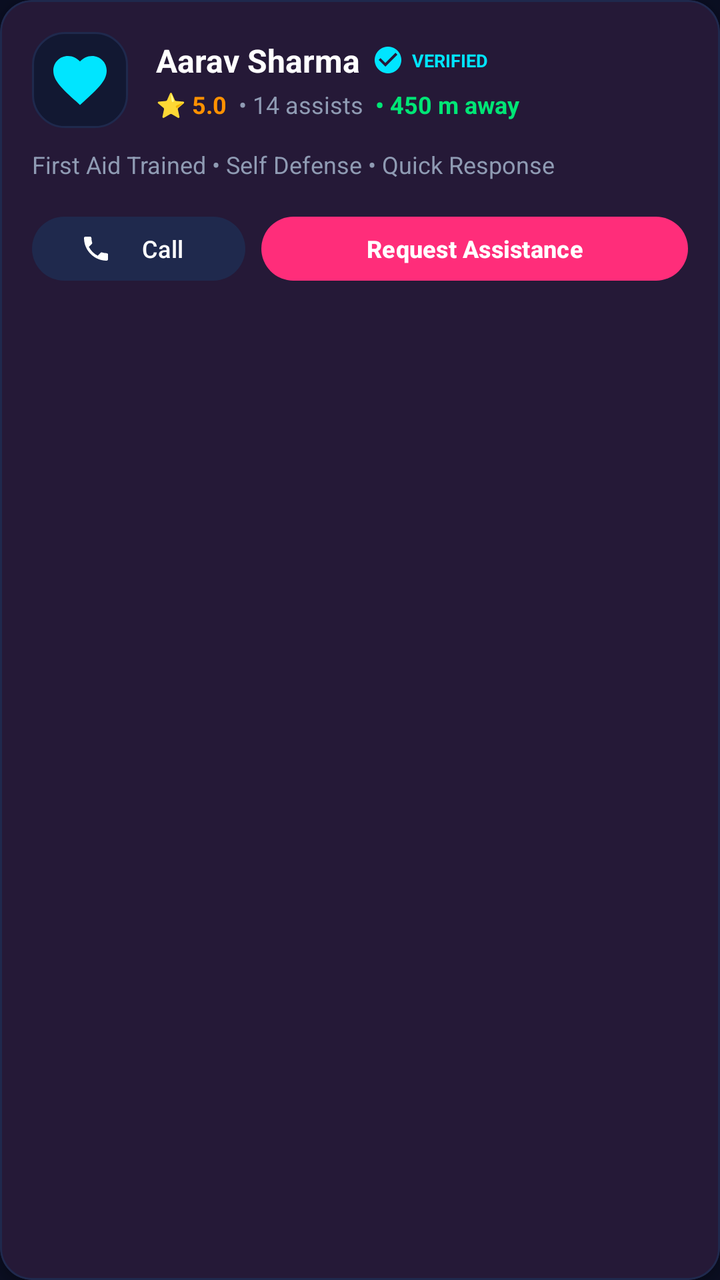
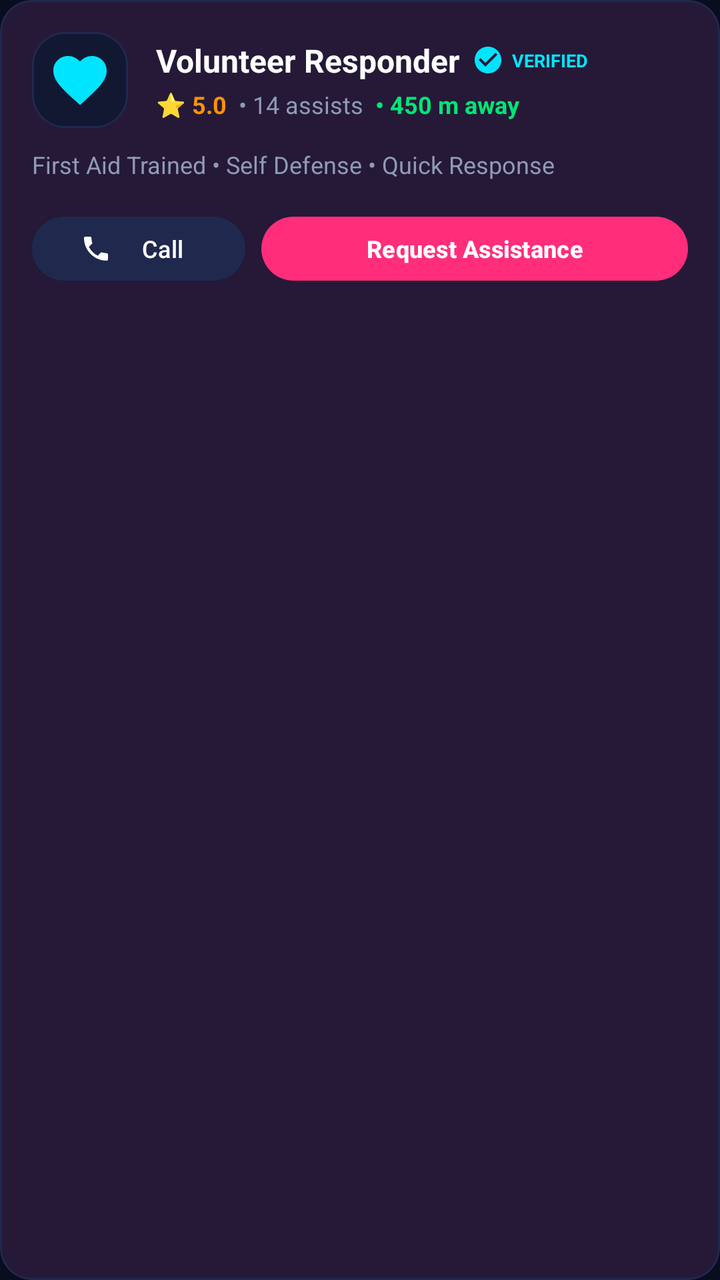

An Android layout rendered at two revisions. The XML below is the earlier revision; the diff shows what the commit changed to produce the second picture.
<!-- AndroidManifest.xml: application theme Theme.WomenSafety -->
<!-- res/layout/item_volunteer.xml -->
<?xml version="1.0" encoding="utf-8"?>
<com.google.android.material.card.MaterialCardView
    xmlns:android="http://schemas.android.com/apk/res/android"
    xmlns:app="http://schemas.android.com/apk/res-auto"
    android:layout_width="match_parent"
    android:layout_height="wrap_content"
    android:layout_marginBottom="12dp"
    app:cardBackgroundColor="@color/card_background"
    app:cardCornerRadius="16dp"
    app:strokeColor="@color/card_stroke"
    app:strokeWidth="1dp"
    app:cardElevation="3dp">

    <LinearLayout
        android:layout_width="match_parent"
        android:layout_height="wrap_content"
        android:orientation="vertical"
        android:padding="16dp">

        <LinearLayout
            android:layout_width="match_parent"
            android:layout_height="wrap_content"
            android:orientation="horizontal"
            android:gravity="center_vertical">

            
            <FrameLayout
                android:layout_width="48dp"
                android:layout_height="48dp"
                android:background="@drawable/bg_dark_card"
                android:padding="8dp">

                <ImageView
                    android:layout_width="match_parent"
                    android:layout_height="match_parent"
                    android:src="@drawable/ic_role_volunteer"
                    app:tint="@color/neon_cyan" />
            </FrameLayout>

            <LinearLayout
                android:layout_width="0dp"
                android:layout_height="wrap_content"
                android:layout_weight="1"
                android:layout_marginStart="14dp"
                android:orientation="vertical">

                <LinearLayout
                    android:layout_width="wrap_content"
                    android:layout_height="wrap_content"
                    android:orientation="horizontal"
                    android:gravity="center_vertical">

                    <TextView
                        android:id="@+id/tvVolunteerName"
                        android:layout_width="wrap_content"
                        android:layout_height="wrap_content"
                        android:text="Aarav Sharma"
                        android:textColor="@color/text_primary"
                        android:textSize="16sp"
                        android:textStyle="bold" />

                    <ImageView
                        android:id="@+id/ivVerifiedBadge"
                        android:layout_width="16dp"
                        android:layout_height="16dp"
                        android:src="@drawable/ic_check_circle"
                        app:tint="@color/neon_cyan"
                        android:layout_marginStart="6dp" />

                    <TextView
                        android:id="@+id/tvVerifiedText"
                        android:layout_width="wrap_content"
                        android:layout_height="wrap_content"
                        android:text="VERIFIED"
                        android:textSize="9sp"
                        android:textStyle="bold"
                        android:textColor="@color/neon_cyan"
                        android:layout_marginStart="4dp" />
                </LinearLayout>

                <LinearLayout
                    android:layout_width="wrap_content"
                    android:layout_height="wrap_content"
                    android:orientation="horizontal"
                    android:gravity="center_vertical"
                    android:layout_marginTop="3dp">

                    <TextView
                        android:id="@+id/tvRating"
                        android:layout_width="wrap_content"
                        android:layout_height="wrap_content"
                        android:text="⭐ 5.0"
                        android:textColor="@color/neon_orange"
                        android:textSize="12sp"
                        android:textStyle="bold" />

                    <TextView
                        android:id="@+id/tvHelpsCount"
                        android:layout_width="wrap_content"
                        android:layout_height="wrap_content"
                        android:text="• 14 assists"
                        android:textColor="@color/text_secondary"
                        android:textSize="12sp"
                        android:layout_marginStart="6dp" />

                    <TextView
                        android:id="@+id/tvDistance"
                        android:layout_width="wrap_content"
                        android:layout_height="wrap_content"
                        android:text="• 450 m away"
                        android:textColor="@color/neon_green"
                        android:textSize="12sp"
                        android:textStyle="bold"
                        android:layout_marginStart="6dp" />
                </LinearLayout>

            </LinearLayout>

        </LinearLayout>

        
        <TextView
            android:id="@+id/tvSkills"
            android:layout_width="match_parent"
            android:layout_height="wrap_content"
            android:layout_marginTop="10dp"
            android:text="First Aid Trained • Self Defense • Quick Response"
            android:textColor="@color/text_secondary"
            android:textSize="12sp" />

        
        <LinearLayout
            android:layout_width="match_parent"
            android:layout_height="wrap_content"
            android:orientation="horizontal"
            android:gravity="center_vertical"
            android:layout_marginTop="14dp">

            <com.google.android.material.button.MaterialButton
                android:id="@+id/btnCallVolunteer"
                android:layout_width="0dp"
                android:layout_height="40dp"
                android:layout_weight="1"
                android:text="Call"
                android:textColor="@color/text_primary"
                android:textSize="12sp"
                app:icon="@drawable/ic_call"
                app:iconTint="@color/text_primary"
                app:iconSize="16dp"
                app:backgroundTint="@color/card_stroke"
                app:cornerRadius="20dp"
                android:layout_marginEnd="8dp" />

            <com.google.android.material.button.MaterialButton
                android:id="@+id/btnRequestHelp"
                android:layout_width="0dp"
                android:layout_height="40dp"
                android:layout_weight="2"
                android:text="Request Assistance"
                android:textColor="@color/text_primary"
                android:textSize="12sp"
                android:textStyle="bold"
                app:backgroundTint="@color/primary"
                app:cornerRadius="20dp" />

        </LinearLayout>

    </LinearLayout>

</com.google.android.material.card.MaterialCardView>
<!-- resources referenced by this layout -->
<resources>
  <color name="card_background">#121832</color>
  <color name="card_stroke">#1F294D</color>
  <color name="neon_cyan">#00E5FF</color>
  <color name="neon_green">#00E676</color>
  <color name="neon_orange">#FF9100</color>
  <color name="primary">#FF2D7A</color>
  <color name="text_primary">#FFFFFF</color>
  <color name="text_secondary">#8F9BB3</color>
  <!-- drawable bg_dark_card (drawable) -->
  <?xml version="1.0" encoding="utf-8"?>
  <shape xmlns:android="http://schemas.android.com/apk/res/android"
      android:shape="rectangle">
      <solid android:color="@color/card_background" />
      <stroke
          android:width="1dp"
          android:color="@color/card_stroke" />
      <corners android:radius="16dp" />
  </shape>
  <!-- drawable ic_call (drawable) -->
  <vector xmlns:android="http://schemas.android.com/apk/res/android"
      android:width="24dp"
      android:height="24dp"
      android:viewportWidth="24"
      android:viewportHeight="24">
      <path
          android:fillColor="#4CAF50"
          android:pathData="M20.01,15.38c-1.23,0 -2.42,-0.2 -3.53,-0.56 -0.35,-0.12 -0.74,-0.03 -1.02,0.24l-2.2,2.2c-2.83,-1.44 -5.15,-3.75 -6.59,-6.59l2.2,-2.21c0.28,-0.26 0.36,-0.65 0.25,-1C8.76,6.35 8.56,5.16 8.56,3.93 8.56,3.42 8.14,3 7.63,3H4.06C3.55,3 3,3.37 3,3.93c0,9.42 7.64,17.07 17.01,17.07 0.57,0 1,-0.55 1,-1.06v-3.56c0,-0.51 -0.42,-0.93 -0.93,-0.93z"/>
  </vector>
  <!-- drawable ic_check_circle (drawable) -->
  <vector xmlns:android="http://schemas.android.com/apk/res/android"
      android:width="64dp"
      android:height="64dp"
      android:viewportWidth="24"
      android:viewportHeight="24">
      <path
          android:fillColor="#4CAF50"
          android:pathData="M12,2C6.48,2 2,6.48 2,12s4.48,10 10,10 10,-4.48 10,-10S17.52,2 12,2zM10,17l-5,-5 1.41,-1.41L10,14.17l7.59,-7.59L19,8l-9,9z"/>
  </vector>
  <!-- drawable ic_role_volunteer (drawable) -->
  <vector xmlns:android="http://schemas.android.com/apk/res/android"
      android:width="48dp"
      android:height="48dp"
      android:viewportWidth="24"
      android:viewportHeight="24">
      <path
          android:fillColor="#2ECC71"
          android:pathData="M12,21.35l-1.45,-1.32C5.4,15.36 2,12.28 2,8.5 2,5.42 4.42,3 7.5,3c1.74,0 3.41,0.81 4.5,2.09C13.09,3.81 14.76,3 16.5,3 19.58,3 22,5.42 22,8.5c0,3.78 -3.4,6.86 -8.55,11.54L12,21.35z"/>
  </vector>
  <style name="Theme.WomenSafety" parent="Theme.Material3.DayNight.NoActionBar">
          <item name="colorPrimary">@color/primary</item>
          <item name="colorPrimaryVariant">@color/primary_variant</item>
          <item name="colorOnPrimary">@color/white</item>
          <item name="android:statusBarColor">@color/screen_background</item>
          <item name="android:windowLightStatusBar">false</item>
          <item name="android:navigationBarColor">@color/screen_background</item>
          <item name="android:windowBackground">@color/screen_background</item>
          <item name="colorSurface">@color/card_background</item>
          <item name="colorOnSurface">@color/text_primary</item>
      </style>
  <color name="primary_variant">#FF1475</color>
  <color name="white">#FFFFFF</color>
  <color name="screen_background">#0A0E21</color>
</resources>

<!-- the commit's change to res/layout/item_volunteer.xml (unified diff, before → after) -->
@@ -54,7 +54,7 @@
                         android:id="@+id/tvVolunteerName"
                         android:layout_width="wrap_content"
                         android:layout_height="wrap_content"
-                        android:text="Aarav Sharma"
+                        android:text="Volunteer Responder"
                         android:textColor="@color/text_primary"
                         android:textSize="16sp"
                         android:textStyle="bold" />
